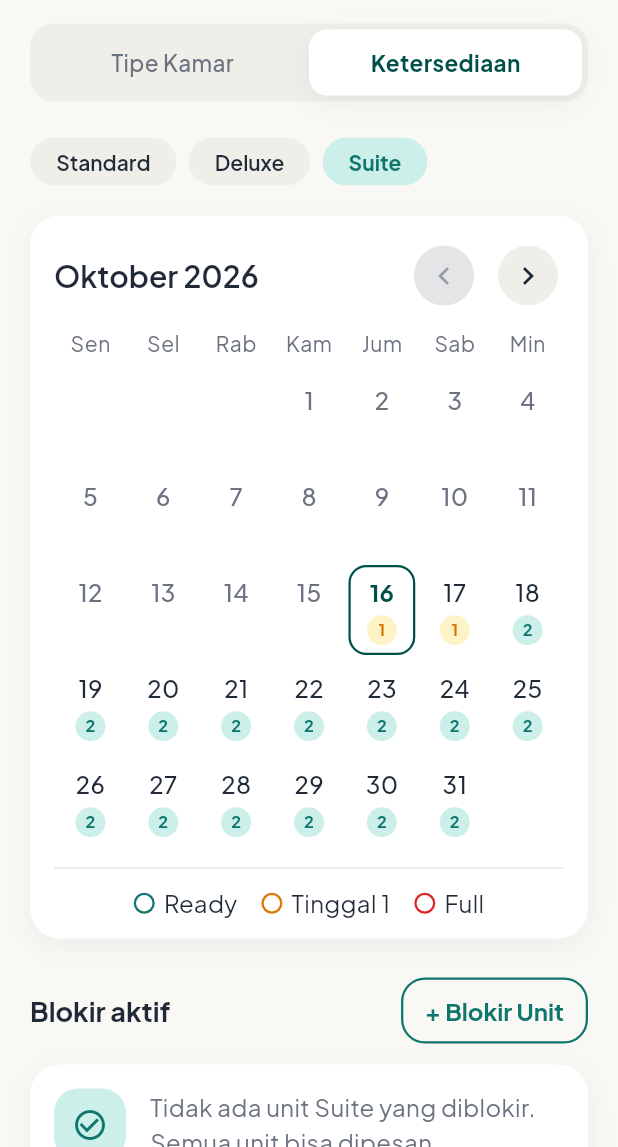
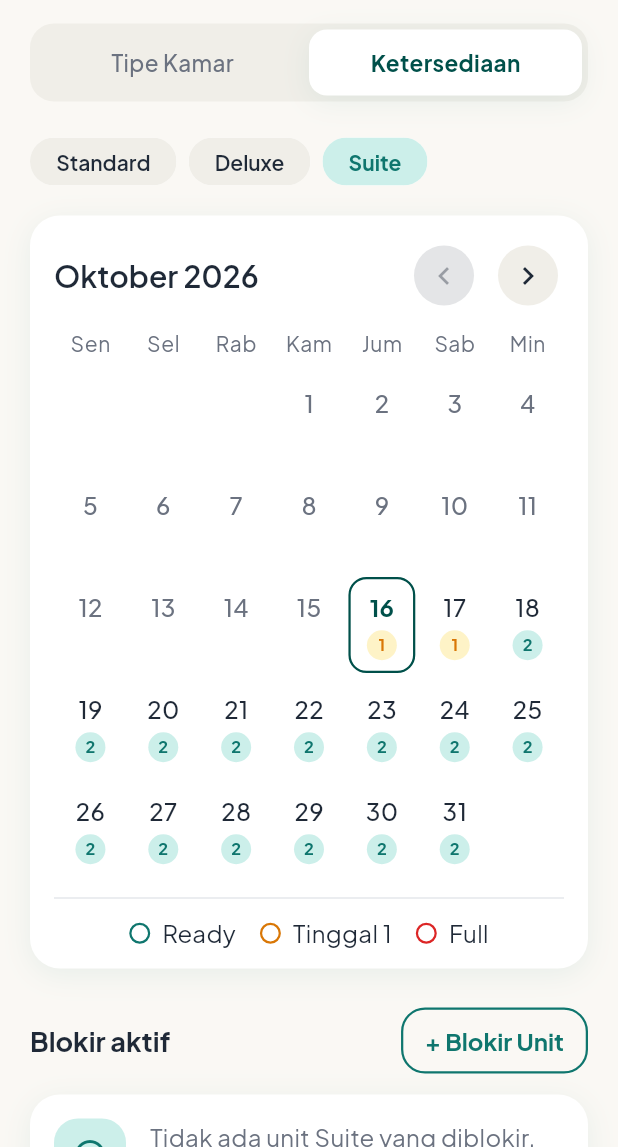
Before and after one commit to Najer-jril/meowville, a Flutter app: the RoomScreen screen opened directly, after a tap on "Ketersediaan", after a tap on "Deluxe", after a tap on "Suite", on a phone screen of 412 x 824 dp, the part 89-1236 px from its top. Run offline on Flutter 3.47's test engine with Material 3 defaults, Android fonts, the phone set to English and light mode, and no system bars; our stand-ins replace flutter_dotenv, flutter_svg, google_fonts, shared_preferences; accounts and stored records are empty.

Commit message:
refactor(admin): use spacing and AppSizes in reservation screens and calendar widgets

```diff
--- a/lib/screens/admin/widgets/availability_calendar.dart
+++ b/lib/screens/admin/widgets/availability_calendar.dart
@@ -72,15 +72,18 @@ class AvailabilityCalendar extends StatelessWidget {
                   style: text.titleLarge!.copyWith(fontSize: 20),
                 ),
               ),
-              navButton(
+              Padding(
+                padding: const EdgeInsets.only(right: AppSpacing.sm),
+                child: navButton(
                   Icons.chevron_left,
                   'Bulan sebelumnya',
                   month.isAfter(thisMonth)
-                    ? () =>
-                          onMonthChanged(DateTime(month.year, month.month - 1))
+                      ? () => onMonthChanged(
+                          DateTime(month.year, month.month - 1),
+                        )
                       : null,
                 ),
-              const SizedBox(width: AppSpacing.sm),
+              ),
               navButton(
                 Icons.chevron_right,
                 'Bulan berikutnya',
@@ -88,8 +91,12 @@ class AvailabilityCalendar extends StatelessWidget {
               ),
             ],
           ),
-          const SizedBox(height: AppSpacing.md),
-          Row(
+          Padding(
+            padding: const EdgeInsets.only(
+              top: AppSpacing.md,
+              bottom: AppSpacing.sm,
+            ),
+            child: Row(
               children: [
                 for (final w in _weekdays)
                   Expanded(
@@ -102,7 +109,7 @@ class AvailabilityCalendar extends StatelessWidget {
                   ),
               ],
             ),
-          const SizedBox(height: AppSpacing.sm),
+          ),
           for (var row = 0; row < rows; row++)
             Row(
               children: [
@@ -139,7 +146,13 @@ class AvailabilityCalendar extends StatelessWidget {
     int day,
     int daysInMonth,
   ) {
-    if (day < 1 || day > daysInMonth) return const SizedBox(height: 60);
+    if (day < 1 || day > daysInMonth) {
+      return ConstrainedBox(
+        constraints: const BoxConstraints.tightFor(
+          height: AppSizes.calendarCell,
+        ),
+      );
+    }
     final date = DateTime(month.year, month.month, day);
     final past = date.isBefore(store.today);
     final isToday = date == store.today;
@@ -150,7 +163,7 @@ class AvailabilityCalendar extends StatelessWidget {
       onTap: past ? null : () => onDayTap(date),
       borderRadius: BorderRadius.circular(12),
       child: Container(
-        height: 60,
+        height: AppSizes.calendarCell,
         margin: const EdgeInsets.all(2),
         decoration: isToday
             ? BoxDecoration(
@@ -159,6 +172,7 @@ class AvailabilityCalendar extends StatelessWidget {
               )
             : null,
         child: Column(
+          spacing: AppSpacing.xs,
           mainAxisAlignment: MainAxisAlignment.center,
           children: [
             Text(
@@ -171,7 +185,6 @@ class AvailabilityCalendar extends StatelessWidget {
                     : (isToday ? AppColors.primaryDeep : AppColors.text),
               ),
             ),
-            const SizedBox(height: 4),
             if (style != null)
               Container(
                 width: 20,
@@ -191,7 +204,11 @@ class AvailabilityCalendar extends StatelessWidget {
                 ),
               )
             else
-              const SizedBox(height: 20),
+              ConstrainedBox(
+                constraints: const BoxConstraints.tightFor(
+                  height: AppSizes.timelineCol,
+                ),
+              ),
           ],
         ),
       ),
@@ -208,6 +225,7 @@ class _Legend extends StatelessWidget {
   @override
   Widget build(BuildContext context) {
     return Row(
+      spacing: AppSpacing.sm,
       mainAxisSize: MainAxisSize.min,
       children: [
         Container(
@@ -218,7 +236,6 @@ class _Legend extends StatelessWidget {
             border: Border.all(color: color, width: 1.5),
           ),
         ),
-        const SizedBox(width: 6),
         Text(label, style: Theme.of(context).textTheme.bodyMedium),
       ],
     );
@@ -241,12 +258,14 @@ Future<void> showDayDetailSheet(
         padding: const EdgeInsets.symmetric(vertical: AppSpacing.sm),
         child: Row(
           children: [
-            Container(
+            Padding(
+              padding: const EdgeInsets.only(right: AppSpacing.md),
+              child: Container(
                 width: 8,
                 height: 8,
                 decoration: BoxDecoration(color: dot, shape: BoxShape.circle),
               ),
-            const SizedBox(width: AppSpacing.md),
+            ),
             Expanded(
               child: Text(
                 label,
@@ -269,11 +288,13 @@ Future<void> showDayDetailSheet(
           child: Column(
             mainAxisSize: MainAxisSize.min,
             children: [
-              SheetHeader(
+              Padding(
+                padding: const EdgeInsets.only(bottom: AppSpacing.md),
+                child: SheetHeader(
                   title: 'Rincian ${Fmt.dayMonth(day)}',
                   subtitle: 'Kamar ${type.name}',
                 ),
-              const SizedBox(height: AppSpacing.md),
+              ),
               row(AppColors.primaryDeep, 'Unit aktif', a.units),
               row(AppColors.info, 'Terisi', a.occupied),
               row(AppColors.warning, 'Menunggu konfirmasi', a.pending),
```
Also changed, not shown: lib/screens/admin/reservation_detail_screen.dart (+14 -15 lines), lib/screens/admin/reservation_list_screen.dart (+11 -6 lines), lib/screens/admin/widgets/block_unit_sheet.dart (+41 -15 lines), lib/screens/admin/widgets/reservation_actions.dart (+37 -15 lines), lib/screens/admin/widgets/reservation_card.dart (+16 -12 lines). Lines whose indentation alone changed are shown as unchanged.
